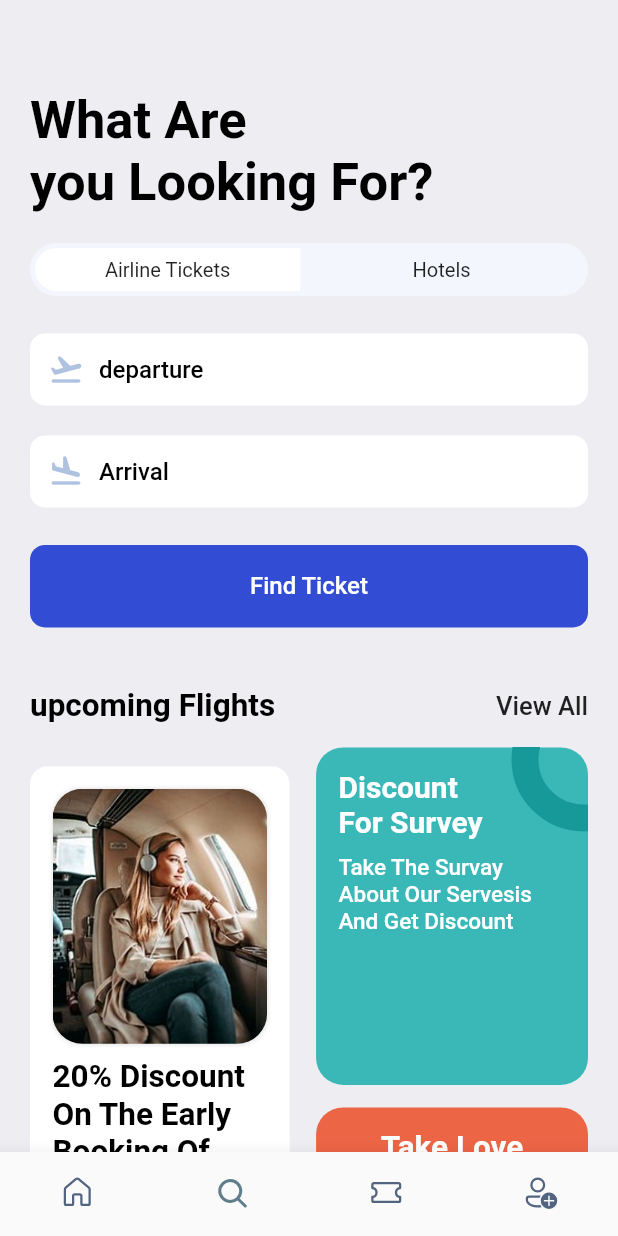
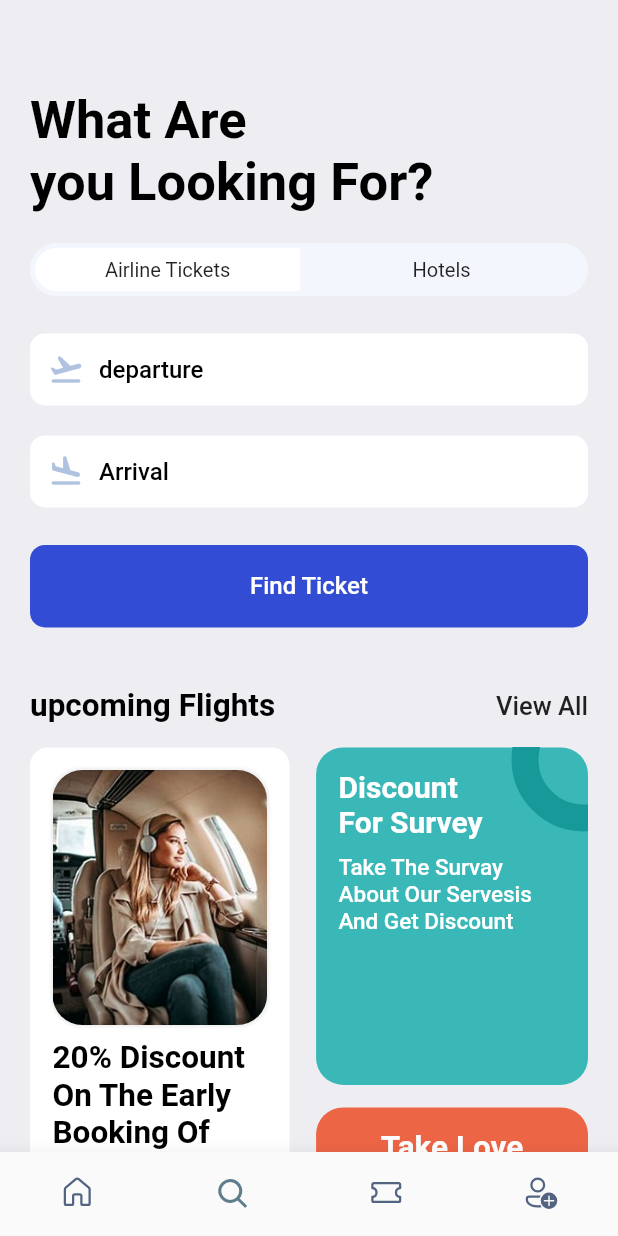
Before and after one commit to Kingofalltimes/flight_booking, a Flutter app: the screen it shows after launch, item 2 of the bottom bar chosen, on a phone screen of 412 x 824 dp. Run offline on Flutter 3.47's test engine with Material 2 defaults, Android fonts, the phone set to English and light mode, and no system bars; our stand-ins replace barcode_widget, fluentui_icons, gap, get.

Commit message:
some changes

```diff
--- a/lib/screens/search_screen.dart
+++ b/lib/screens/search_screen.dart
@@ -5,7 +5,7 @@ import 'package:flight_booking/widgets/ticket%20widgets.dart';
 import 'package:flutter/material.dart';
 import 'package:gap/gap.dart';
 
-import '../widgets/view_all.dart';
+import 'package:flight_booking/widgets/view_all.dart';
 
 class searchscreen extends StatelessWidget {
   const searchscreen({super.key});
@@ -59,7 +59,7 @@ class searchscreen extends StatelessWidget {
             mainAxisAlignment: MainAxisAlignment.spaceBetween,
             children: [
               Container(
-                height: appLayout.getHight(425),
+                height: appLayout.getHight(450),
                 width: Size.width * .42,
                 padding: EdgeInsets.symmetric(
                     vertical: appLayout.getHight(15),
```
Also changed, not shown: lib/screens/Profile_screen.dart (+6 -6 lines).
